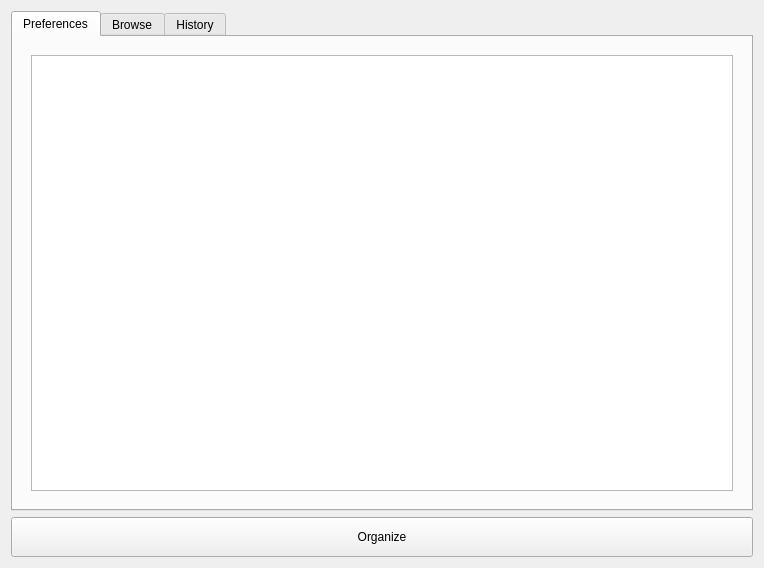
Before: the Qt Designer form app/views/library/library.ui in amireh/kaboomp3, drawn with Qt 5.
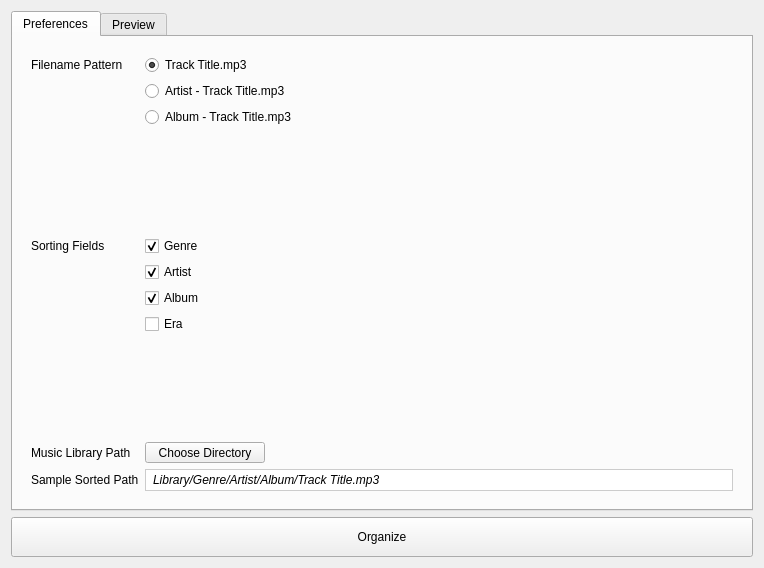
After: the same form once the commit is applied.

Commit message: ui now scales properly when resized.. and started implementing library views

What changed in the file:
```diff
--- a/app/views/library/library.ui
+++ b/app/views/library/library.ui
@@ -17,6 +17,25 @@
    <property name="sizeConstraint">
     <enum>QLayout::SetDefaultConstraint</enum>
    </property>
+   <item row="1" column="0">
+    <widget class="QPushButton" name="buttonOrganize">
+     <property name="sizePolicy">
+      <sizepolicy hsizetype="Preferred" vsizetype="Fixed">
+       <horstretch>0</horstretch>
+       <verstretch>0</verstretch>
+      </sizepolicy>
+     </property>
+     <property name="minimumSize">
+      <size>
+       <width>0</width>
+       <height>40</height>
+      </size>
+     </property>
+     <property name="text">
+      <string>Organize</string>
+     </property>
+    </widget>
+   </item>
    <item row="0" column="0">
     <widget class="QTabWidget" name="tabWidget">
      <property name="sizePolicy">
@@ -45,9 +64,195 @@
        <item row="0" column="0">
         <widget class="QStackedWidget" name="viewPreferences">
          <widget class="QWidget" name="page">
-          <layout class="QGridLayout" name="gridLayout_5">
+          <layout class="QGridLayout" name="gridLayout_4">
            <item row="0" column="0">
-            <widget class="QTextBrowser" name="textBrowser"/>
+            <layout class="QFormLayout" name="formLayout">
+             <property name="sizeConstraint">
+              <enum>QLayout::SetMinAndMaxSize</enum>
+             </property>
+             <property name="fieldGrowthPolicy">
+              <enum>QFormLayout::ExpandingFieldsGrow</enum>
+             </property>
+             <property name="labelAlignment">
+              <set>Qt::AlignLeading|Qt::AlignLeft|Qt::AlignVCenter</set>
+             </property>
+             <property name="formAlignment">
+              <set>Qt::AlignLeading|Qt::AlignLeft|Qt::AlignTop</set>
+             </property>
+             <item row="0" column="0">
+              <widget class="QLabel" name="filenamePatternLabel">
+               <property name="text">
+                <string>Filename Pattern</string>
+               </property>
+              </widget>
+             </item>
+             <item row="0" column="1">
+              <widget class="QRadioButton" name="radioButton">
+               <property name="text">
+                <string>Track Title.mp3</string>
+               </property>
+               <property name="checked">
+                <bool>true</bool>
+               </property>
+              </widget>
+             </item>
+             <item row="1" column="1">
+              <widget class="QRadioButton" name="radioButton_2">
+               <property name="text">
+                <string>Artist - Track Title.mp3</string>
+               </property>
+              </widget>
+             </item>
+             <item row="2" column="1">
+              <widget class="QRadioButton" name="radioButton_3">
+               <property name="text">
+                <string>Album - Track Title.mp3</string>
+               </property>
+              </widget>
+             </item>
+             <item row="4" column="0">
+              <widget class="QLabel" name="sortingFieldsLabel">
+               <property name="text">
+                <string>Sorting Fields</string>
+               </property>
+              </widget>
+             </item>
+             <item row="4" column="1">
+              <widget class="QCheckBox" name="sortingFieldsCheckBox">
+               <property name="text">
+                <string>Genre</string>
+               </property>
+               <property name="checked">
+                <bool>true</bool>
+               </property>
+              </widget>
+             </item>
+             <item row="6" column="1">
+              <widget class="QCheckBox" name="checkBox_2">
+               <property name="text">
+                <string>Album</string>
+               </property>
+               <property name="checked">
+                <bool>true</bool>
+               </property>
+              </widget>
+             </item>
+             <item row="7" column="1">
+              <widget class="QCheckBox" name="checkBox_3">
+               <property name="text">
+                <string>Era</string>
+               </property>
+              </widget>
+             </item>
+             <item row="10" column="0">
+              <widget class="QLabel" name="sampleSortedPathLabel">
+               <property name="text">
+                <string>Sample Sorted Path</string>
+               </property>
+              </widget>
+             </item>
+             <item row="10" column="1">
+              <widget class="QLineEdit" name="sampleSortedPathLineEdit">
+               <property name="enabled">
+                <bool>true</bool>
+               </property>
+               <property name="sizePolicy">
+                <sizepolicy hsizetype="Expanding" vsizetype="Fixed">
+                 <horstretch>0</horstretch>
+                 <verstretch>0</verstretch>
+                </sizepolicy>
+               </property>
+               <property name="minimumSize">
+                <size>
+                 <width>300</width>
+                 <height>0</height>
+                </size>
+               </property>
+               <property name="focusPolicy">
+                <enum>Qt::NoFocus</enum>
+               </property>
+               <property name="acceptDrops">
+                <bool>false</bool>
+               </property>
+               <property name="autoFillBackground">
+                <bool>true</bool>
+               </property>
+               <property name="styleSheet">
+                <string notr="true">border: 1px solid #ccc;
+padding: 2px 5px;
+font: italic;</string>
+               </property>
+               <property name="text">
+                <string>Library/Genre/Artist/Album/Track Title.mp3</string>
+               </property>
+               <property name="frame">
+                <bool>true</bool>
+               </property>
+               <property name="readOnly">
+                <bool>true</bool>
+               </property>
+              </widget>
+             </item>
+             <item row="5" column="1">
+              <widget class="QCheckBox" name="checkBox">
+               <property name="text">
+                <string>Artist</string>
+               </property>
+               <property name="checked">
+                <bool>true</bool>
+               </property>
+              </widget>
+             </item>
+             <item row="3" column="1">
+              <spacer name="verticalSpacer">
+               <property name="orientation">
+                <enum>Qt::Vertical</enum>
+               </property>
+               <property name="sizeHint" stdset="0">
+                <size>
+                 <width>20</width>
+                 <height>10</height>
+                </size>
+               </property>
+              </spacer>
+             </item>
+             <item row="8" column="1">
+              <spacer name="verticalSpacer_2">
+               <property name="orientation">
+                <enum>Qt::Vertical</enum>
+               </property>
+               <property name="sizeHint" stdset="0">
+                <size>
+                 <width>20</width>
+                 <height>10</height>
+                </size>
+               </property>
+              </spacer>
+             </item>
+             <item row="9" column="0">
+              <widget class="QLabel" name="musicLibraryPathLabel">
+               <property name="text">
+                <string>Music Library Path</string>
+               </property>
+              </widget>
+             </item>
+             <item row="9" column="1">
+              <widget class="QToolButton" name="toolButton">
+               <property name="minimumSize">
+                <size>
+                 <width>120</width>
+                 <height>0</height>
+                </size>
+               </property>
+               <property name="text">
+                <string>Choose Directory</string>
+               </property>
+               <property name="arrowType">
+                <enum>Qt::NoArrow</enum>
+               </property>
+              </widget>
+             </item>
+            </layout>
            </item>
           </layout>
          </widget>
@@ -55,45 +260,16 @@
        </item>
       </layout>
      </widget>
-     <widget class="QWidget" name="tabBrowse">
+     <widget class="QWidget" name="tabPreview">
       <attribute name="title">
-       <string>Browse</string>
+       <string>Preview</string>
       </attribute>
       <layout class="QGridLayout" name="gridLayout">
        <item row="0" column="0">
-        <widget class="QStackedWidget" name="viewBrowse"/>
+        <widget class="QStackedWidget" name="viewPreview"/>
        </item>
       </layout>
      </widget>
-     <widget class="QWidget" name="tabHistory">
-      <attribute name="title">
-       <string>History</string>
-      </attribute>
-      <layout class="QGridLayout" name="gridLayout_4">
-       <item row="0" column="0">
-        <widget class="QStackedWidget" name="viewHistory"/>
-       </item>
-      </layout>
-     </widget>
-    </widget>
-   </item>
-   <item row="1" column="0">
-    <widget class="QPushButton" name="buttonOrganize">
-     <property name="sizePolicy">
-      <sizepolicy hsizetype="Preferred" vsizetype="Fixed">
-       <horstretch>0</horstretch>
-       <verstretch>0</verstretch>
-      </sizepolicy>
-     </property>
-     <property name="minimumSize">
-      <size>
-       <width>0</width>
-       <height>40</height>
-      </size>
-     </property>
-     <property name="text">
-      <string>Organize</string>
-     </property>
     </widget>
    </item>
   </layout>
```
